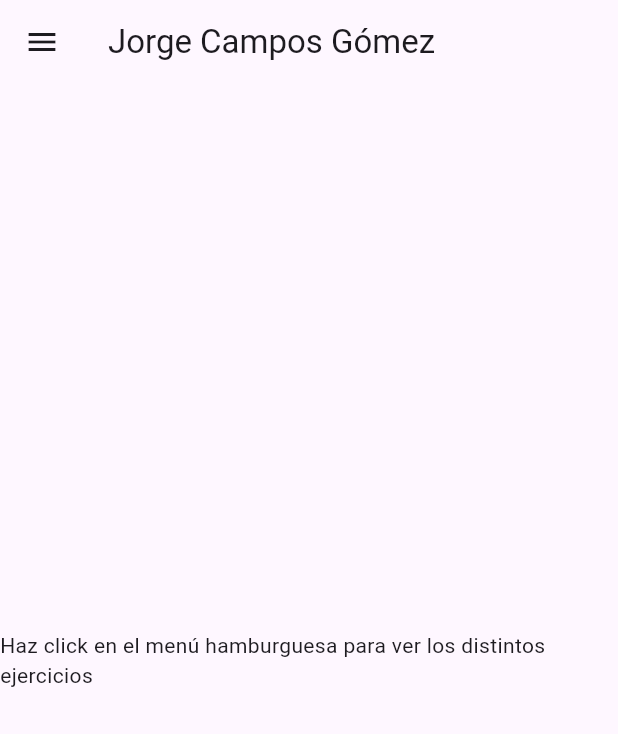
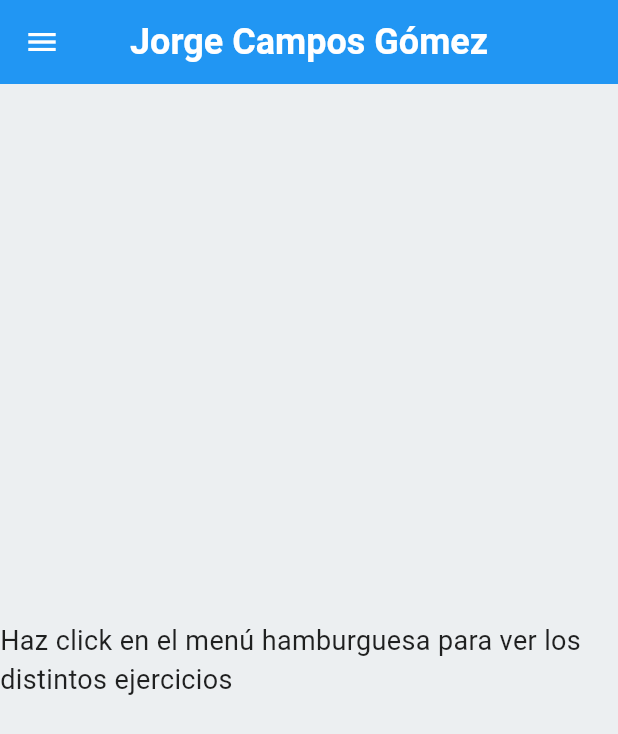
Before and after one commit to JorgeCamposDev/JorgeCamposGomezDesarrolloMovil, a Flutter app: the screen it shows after launch, on a phone screen of 412 x 824 dp. Shown: the top 734 px of the screen. Run offline on Flutter 3.47's test engine with Material 3 defaults, Android fonts, the phone set to English and light mode, and no system bars; our stand-ins replace auto_size_text, google_fonts.

Commit message:
entrega 6 theme

```diff
--- a/desarrollo_movil/lib/main.dart
+++ b/desarrollo_movil/lib/main.dart
@@ -14,9 +14,7 @@ import 'package:desarrollo_movil/screens/enlace8.dart';
 import 'package:desarrollo_movil/screens/enlace9.dart';
 import 'package:flutter/material.dart';
 
-
 void main() => runApp(const MyApp());
-
 
 class MyApp extends StatelessWidget {
   const MyApp({super.key});
@@ -26,18 +24,38 @@ class MyApp extends StatelessWidget {
     return MaterialApp(
       debugShowCheckedModeBanner: false,
       title: 'Ejemplo de drawer',
+
+      theme: ThemeData(
+        scaffoldBackgroundColor: Colors.blueGrey.shade50,
+
+        appBarTheme: AppBarTheme(
+          backgroundColor: Colors.blue,
+          foregroundColor: Colors.white,
+          centerTitle: true,
+        ),
+
+        textTheme: TextTheme(
+          bodyMedium: TextStyle(fontSize: 18, color: Colors.black87),
+
+          titleLarge: TextStyle(
+            fontSize: 24,
+            fontWeight: FontWeight.bold,
+            color: Colors.blue,
+          ),
+        ),
+      ),
       initialRoute: '/',
       routes: {
         // ESTA ES LA PANTALLA DE INICIO, LO PRIMERO QUE VE EL USUARIO NADA MAS ABRIR LA APP
         '/': (context) => Scaffold(
-              appBar: AppBar(
-                title: const Text("Jorge Campos Gómez"),
-              ),
-              drawer: const MenuLateral(),
-              body: const Center(
-                child: Text("Haz click en el menú hamburguesa para ver los distintos ejercicios"),
-              ),
+          appBar: AppBar(title: const Text("Jorge Campos Gómez")),
+          drawer: const MenuLateral(),
+          body: const Center(
+            child: Text(
+              "Haz click en el menú hamburguesa para ver los distintos ejercicios",
             ),
+          ),
+        ),
         // AQUI VAN LOS EJERCICIOS CON SU RUTA CADA UNO
         '/ej1': (context) => const Enlace1(),
         '/ej2': (context) => const Enlace2(),
@@ -48,9 +66,10 @@ class MyApp extends StatelessWidget {
         '/ej7': (context) => const Enlace7(),
         '/ej8': (context) => const Enlace8(),
         '/ej9': (context) => const Enlace9(),
-        '/ej10': (context) => const Enlace10(title: 'Contador de clics personal'),
+        '/ej10': (context) =>
+            const Enlace10(title: 'Contador de clics personal'),
         '/ej11': (context) => const Enlace11(),
-        '/ej12':(context) => const Enlace12(),
+        '/ej12': (context) => const Enlace12(),
         '/ej13': (context) => const Enlace13(),
       },
       // NO HAY QUE PONER LA PROPIEDAD HOME
--- a/desarrollo_movil/lib/screens/enlace11.dart
+++ b/desarrollo_movil/lib/screens/enlace11.dart
@@ -15,7 +15,6 @@ class Enlace11 extends StatelessWidget {
       backgroundColor: Colors.blueGrey,
       appBar: AppBar(
         title: const Text('Ejercicio 11 - Replica Instagram'),
-        backgroundColor: Colors.amber,
       ),
       body: Column(
         crossAxisAlignment: CrossAxisAlignment.start,
```
Also changed, not shown: desarrollo_movil/lib/screens/enlace12.dart (+26 -10 lines).
